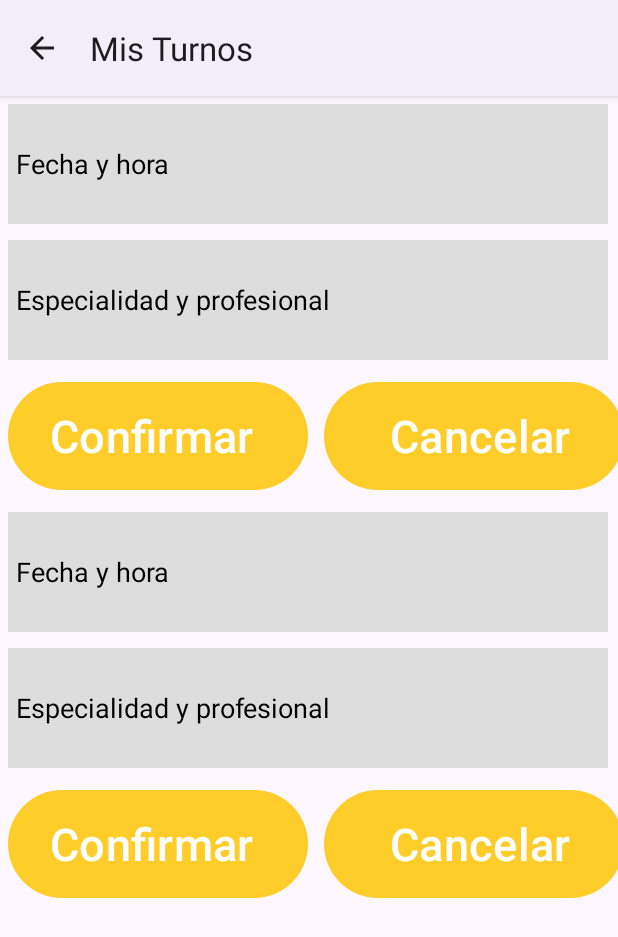
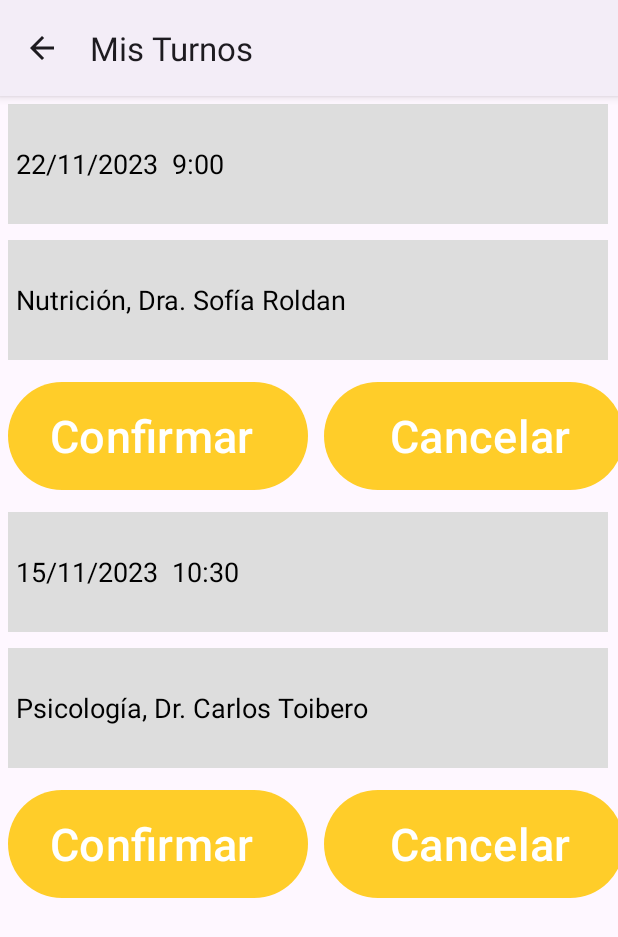
Before and after one commit to Connect-Salud-ISPC/Programador-de-Aplicaciones-Moviles-2022, an Android app: the Turnos screen opened directly, with no data from a screen before it, on a phone screen of 412 x 824 dp. Shown: the top 937 px of the screen. Run offline under Robolectric (Android 15) with nearby library versions, the phone set to English and light mode, and no system bars.

Commit message:
agrego cambios

```diff
--- a/app/src/main/java/com/example/connectsalud/AdminSQLiteOpenHelper.java
+++ b/app/src/main/java/com/example/connectsalud/AdminSQLiteOpenHelper.java
@@ -55,10 +55,11 @@ public class AdminSQLiteOpenHelper extends SQLiteOpenHelper {
         return newRowId;
     }
 
-    public long obtenerPacienteIdDesdeBaseDeDatos(String email) {
+
+    public long obtenerPacienteIdDesdeBaseDeDatos(String dni, String nombre, String apellido, String telefono, String fecha_nacimiento, String email, String pass, String passagain) {
         SQLiteDatabase db = this.getReadableDatabase();
 
-        String[] projection = {"dni"};
+        String[] projection = {"dni", "nombre", "apellido", "telefono", "fecha-nacimiento", "email", "pass", "passagain"};
         String selection = "email = ?";
         String[] selectionArgs = {email};
 
--- a/app/src/main/java/com/example/connectsalud/ReserveDatabaseHelper.java
+++ b/app/src/main/java/com/example/connectsalud/ReserveDatabaseHelper.java
@@ -17,6 +17,7 @@ public class ReserveDatabaseHelper extends SQLiteOpenHelper {
     private static final String COLUMN_PROFESIONAL = "profesional";
     private static final String COLUMN_FECHA = "fecha";
 
+
     public ReserveDatabaseHelper(Context context) {
         super(context, DATABASE_NAME, null, DATABASE_VERSION);
     }
@@ -29,8 +30,8 @@ public class ReserveDatabaseHelper extends SQLiteOpenHelper {
                     COLUMN_ID + " INTEGER PRIMARY KEY AUTOINCREMENT, " +
                     COLUMN_ESPECIALIDAD + " TEXT, " +
                     COLUMN_PROFESIONAL + " TEXT, " +
-                    COLUMN_FECHA + " TEXT)";
-            db.execSQL(createTable);
+                    COLUMN_FECHA + " DATE ) ";
+                    db.execSQL(createTable);
 
             Log.d("Database", "Database created successfully");
         } catch (SQLException e) {
@@ -50,6 +51,7 @@ public class ReserveDatabaseHelper extends SQLiteOpenHelper {
         values.put(COLUMN_PROFESIONAL, profesional);
         values.put(COLUMN_FECHA, fecha);
 
+
         // Insertar la reserva
         long reservaId = db.insert(TABLE_RESERVAS, null, values);
         db.close();
--- a/app/src/main/res/layout/activity_turnos.xml
+++ b/app/src/main/res/layout/activity_turnos.xml
@@ -18,7 +18,7 @@
             android:layout_height="80dp"
             android:layout_margin="5dp"
             android:background="@color/light_grey"
-            android:hint="Fecha y hora"
+            android:hint="22/11/2023  9:00"
             android:padding="5dp"
             android:textColorHint="@color/black" />
 
@@ -28,7 +28,7 @@
             android:layout_height="80dp"
             android:layout_margin="5dp"
             android:background="@color/light_grey"
-            android:hint="Especialidad y profesional"
+            android:hint="Nutrición, Dra. Sofía Roldan"
             android:padding="5dp"
             android:textColorHint="@color/black" />
 
@@ -73,7 +73,7 @@
             android:layout_height="80dp"
             android:layout_margin="5dp"
             android:background="@color/light_grey"
-            android:hint="Fecha y hora"
+            android:hint="15/11/2023  10:30"
             android:padding="5dp"
             android:textColorHint="@color/black"/>
 
@@ -83,7 +83,7 @@
             android:layout_height="80dp"
             android:layout_margin="5dp"
             android:background="@color/light_grey"
-            android:hint="Especialidad y profesional"
+            android:hint="Psicología, Dr. Carlos Toibero"
             android:padding="5dp"
             android:textColorHint="@color/black" />
 
```
Also changed, not shown: app/src/main/java/com/example/connectsalud/Reserve.java (+6 -2 lines), app/src/main/res/values/strings.xml (+21 -18 lines).
